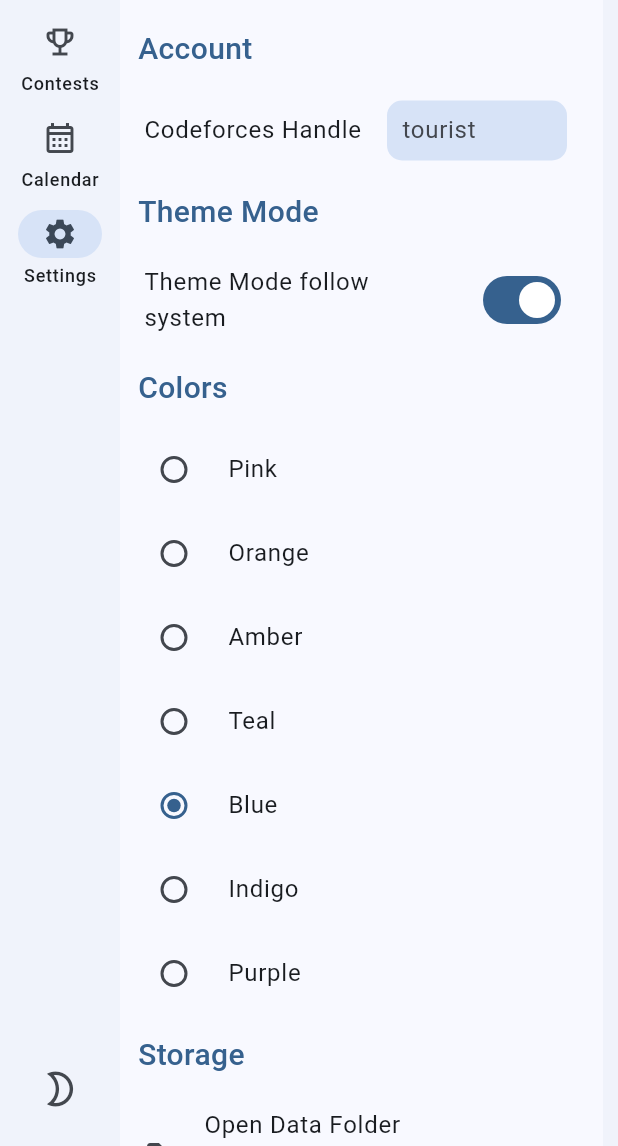
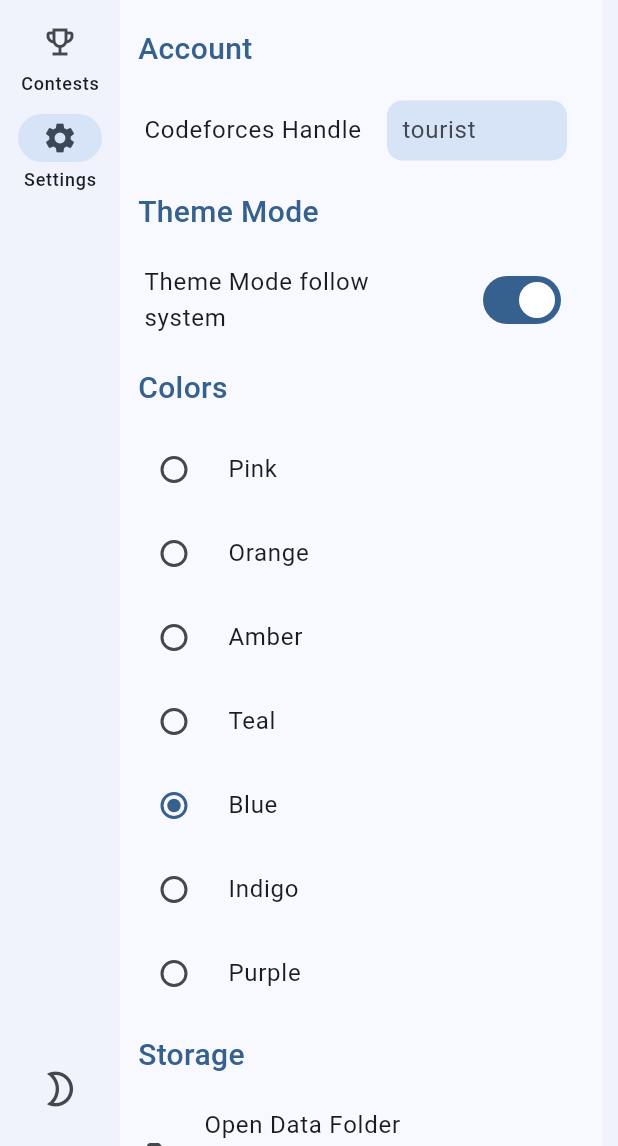
Before and after one commit to YuiHrsw/CF-Partner, a Flutter app: the screen it shows after launch, after a tap on "Contests", after a tap on "Settings", on a phone screen of 412 x 824 dp, the part 90-1236 px from its top. Run offline on Flutter 3.47's test engine with Material 3 defaults, Android fonts, the phone set to English and light mode, and no system bars; our stand-ins replace dio, file_picker; network calls fail; statements that could not run were skipped.

```diff
--- a/lib/backend/cfapi/models/problem.dart
+++ b/lib/backend/cfapi/models/problem.dart
@@ -16,6 +16,9 @@ class Problem {
   final double? points;
   final int? rating;
   final List<String> tags;
+
+  bool gym = false;
+  bool accepted = false;
 
   factory Problem.fromJson(Map<String, dynamic> json) {
     return Problem(
--- a/lib/pages/calendar.dart
+++ /dev/null
@@ -1,42 +0,0 @@
-import 'package:flutter/material.dart';
-import 'package:syncfusion_flutter_calendar/calendar.dart';
-import 'package:syncfusion_flutter_core/theme.dart';
-
-class Calendar extends StatefulWidget {
-  const Calendar({super.key});
-
-  @override
-  CalendarState createState() => CalendarState();
-}
-
-class CalendarState extends State<Calendar> {
-  @override
-  Widget build(BuildContext context) {
-    var colorScheme = Theme.of(context).colorScheme;
-    return Scaffold(
-      appBar: AppBar(
-        title: const Text(
-          'Calendar',
-          style: TextStyle(fontWeight: FontWeight.w500, fontSize: 26),
-        ),
-        scrolledUnderElevation: 0,
-      ),
-      body: SfDateRangePickerTheme(
-          data: SfDateRangePickerThemeData(
-            headerBackgroundColor: colorScheme.secondaryContainer,
-            backgroundColor: Colors.transparent,
-          ),
-          child: SfCalendar(
-            headerStyle: CalendarHeaderStyle(
-              backgroundColor: colorScheme.background,
-            ),
-            showNavigationArrow: true,
-            showDatePickerButton: true,
-            showTodayButton: true,
-            view: CalendarView.month,
-            minDate: DateTime.utc(2022, 4, 8),
-            maxDate: DateTime.now(),
-          )),
-    );
-  }
-}
--- a/lib/pages/home.dart
+++ b/lib/pages/home.dart
@@ -1,5 +1,4 @@
 import 'package:cf_partner/backend/storage.dart';
-import 'package:cf_partner/pages/calendar.dart';
 import 'package:cf_partner/pages/exercises.dart';
 import 'package:cf_partner/pages/contests.dart';
 import 'package:cf_partner/pages/settings.dart';
@@ -16,7 +15,6 @@ class HomeState extends State<Home> {
   int currentPageIndex = 0;
   final questionList = GlobalKey<NavigatorState>();
   final explore = GlobalKey<NavigatorState>();
-  final calendar = GlobalKey<NavigatorState>();
   final settings = GlobalKey<NavigatorState>();
 
   @override
@@ -76,11 +74,6 @@ class HomeState extends State<Home> {
               label: Text('Contests'),
             ),
             NavigationRailDestination(
-              selectedIcon: Icon(Icons.calendar_month),
-              icon: Icon(Icons.calendar_month_outlined),
-              label: Text('Calendar'),
-            ),
-            NavigationRailDestination(
               selectedIcon: Icon(Icons.settings),
               icon: Icon(Icons.settings_outlined),
               label: Text('Settings'),
@@ -114,13 +107,6 @@ class HomeState extends State<Home> {
                     ),
                   ),
                   Navigator(
-                    key: calendar,
-                    onGenerateRoute: (route) => MaterialPageRoute(
-                      settings: route,
-                      builder: (context) => const Calendar(),
-                    ),
-                  ),
-                  Navigator(
                     key: settings,
                     onGenerateRoute: (route) => MaterialPageRoute(
                       settings: route,
--- a/lib/pages/settings.dart
+++ b/lib/pages/settings.dart
@@ -234,7 +234,7 @@ class SettingsState extends State<Settings> {
             ),
             title: const Text('CF Partner'),
             trailing: const Text(
-              'v 1.8',
+              'v 1.9',
               style: TextStyle(
                 fontSize: 16,
               ),
--- a/pubspec.yaml
+++ b/pubspec.yaml
@@ -15,12 +15,8 @@ dependencies:
   json_annotation: ^4.8.1
   provider: ^6.1.1
   dio: ^5.3.3
-  dio_cookie_manager: ^3.1.1
-  cookie_jar: ^4.0.8
   url_launcher: ^6.2.5
   file_picker: ^8.0.0+1
-  syncfusion_flutter_calendar: ^25.2.4
-  syncfusion_flutter_core: ^25.2.4
 
 dev_dependencies:
   flutter_test:
```
Also changed, not shown: lib/backend/web_helper.dart (+4 -11 lines), lib/pages/contests.dart (+7 -14 lines), lib/pages/list_detail.dart (+63 -25 lines), pubspec.lock, 1 other file.
